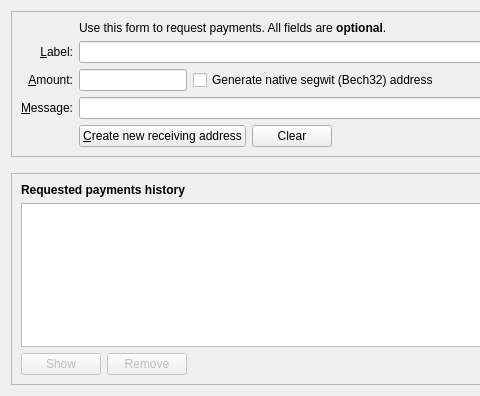
The window that merdecoin-0.01/src/qt/forms/receivecoinsdialog.ui (merde-libertas/merdecoin) describes before a commit, drawn with Qt 5; both pictures show x 0 to 480 and y 0 to 396 of the 776 by 396 pixel window.
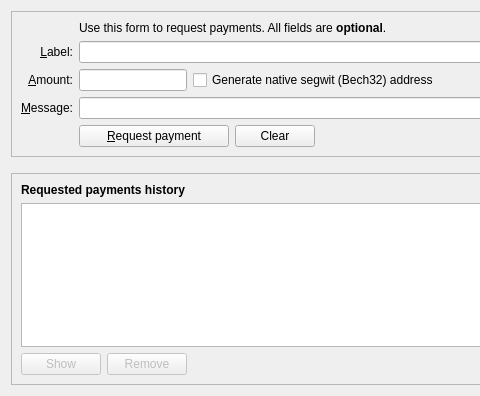
The same window after the commit. Icons and pictures are not drawn. Custom widgets are drawn as their Qt base class.

Diff of the .ui file:
```diff
--- a/merdecoin-0.01/src/qt/forms/receivecoinsdialog.ui
+++ b/merdecoin-0.01/src/qt/forms/receivecoinsdialog.ui
@@ -108,7 +108,7 @@
              </size>
             </property>
             <property name="text">
-             <string>&amp;Create new receiving address</string>
+             <string>&amp;Request payment</string>
             </property>
             <property name="icon">
              <iconset resource="../merdecoin.qrc">
```
Left out of the diff: 20 changed lines with no effect on the pictures.
